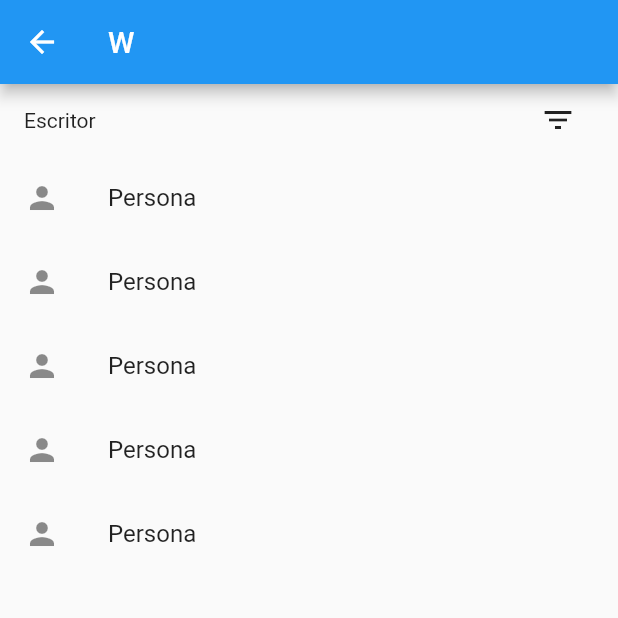
After one commit to EmmanuelMess/WorKeenApp, a Flutter app: the BusinessFilterPeopleScreen screen opened directly, after a tap on "Buscar", on a phone screen of 412 x 824 dp, the top half of it. The commit adds this screen. Run offline on Flutter 3.47's test engine with Material 2 defaults, Android fonts, the phone set to English and light mode, and no system bars.

Commit message:
Add search screen

```diff
--- a/lib/business.dart
+++ b/lib/business.dart
@@ -1,38 +1,8 @@
 import 'package:flutter/material.dart';
+import 'package:workeen/business_search.dart';
 
-class BusinessRoute extends StatelessWidget {
-  @override
-  Widget build(BuildContext context) {
-    return MaterialApp(
-      title: 'Workeen',
-      theme: ThemeData(
-        primarySwatch: Colors.blue,
-      ),
-      home: BusinessFilterPage(title: 'Pagina principal'),
-    );
-  }
-}
-
-class BusinessFilterPage extends StatefulWidget {
-  BusinessFilterPage({Key key, this.title}) : super(key: key);
-
-  // This widget is the home page of your application. It is stateful, meaning
-  // that it has a State object (defined below) that contains fields that affect
-  // how it looks.
-
-  // This class is the configuration for the state. It holds the values (in this
-  // case the title) provided by the parent (in this case the App widget) and
-  // used by the build method of the State. Fields in a Widget subclass are
-  // always marked "final".
-
-  final String title;
-
-  @override
-  _BusinessFilterPageState createState() => _BusinessFilterPageState();
-}
-
-class _BusinessFilterPageState extends State<BusinessFilterPage> {
-  Widget _showFilter() {
+class BusinessFilterPeopleScreen extends StatelessWidget {
+  Widget _showFilter(BuildContext context) {
     List<FocusNode> foucuses = [FocusNode(), FocusNode(), FocusNode(), FocusNode()];
 
     return Container(
@@ -110,14 +80,20 @@ class _BusinessFilterPageState extends State<BusinessFilterPage> {
                 ),
               )
             ),
-            _showFilter(),
+            _showFilter(context),
             Container(
               alignment: Alignment.centerRight,
               padding: EdgeInsets.all(16),
               child: RaisedButton(
                 child: Text('Buscar'),
                 onPressed: () {
-
+                  Navigator.pushNamed(
+                    context,
+                    BusinessSearchPeopleScreen.routeName,
+                    arguments: PersonFilter(
+                      "Escritor",
+                    )
+                  );
                 },
               ),
             ),
--- /dev/null
+++ b/lib/business_search.dart
@@ -0,0 +1,56 @@
+import 'package:flutter/cupertino.dart';
+import 'package:flutter/material.dart';
+
+class PersonFilter {
+  final String specialty;
+
+  PersonFilter(this.specialty);
+}
+
+class BusinessSearchPeopleScreen extends StatelessWidget {
+  static const routeName = '/businessSearch';
+
+  Widget _personWidget(BuildContext context, int person) {
+    return ListTile(
+      leading: Icon(Icons.person),
+      title: Text('Persona'),
+      onTap: () => {
+
+      },
+    );
+  }
+
+  @override
+  Widget build(BuildContext context) {
+    final PersonFilter filter = ModalRoute.of(context).settings.arguments;
+
+    return Scaffold(
+      appBar: AppBar(
+        title: Text("W"),
+      ),
+      body: Column(
+        children: [
+          Container(
+            padding: EdgeInsets.symmetric(horizontal: 16),
+            child: Row(
+              mainAxisAlignment: MainAxisAlignment.spaceBetween,
+              children: [
+                Text(filter.specialty),
+                IconButton(
+                  icon: Icon(Icons.filter_list),
+                  onPressed: () => Navigator.pop(context),
+                ),
+              ],
+            ),
+          ),
+          Expanded(
+            child: ListView.builder(
+              itemCount: 5,
+              itemBuilder: (context, position) => _personWidget(context, position)
+            )
+          ),
+        ],
+      )
+    );
+  }
+}
```
Also changed, not shown: lib/main.dart (+6 -1 lines), pubspec.lock.
